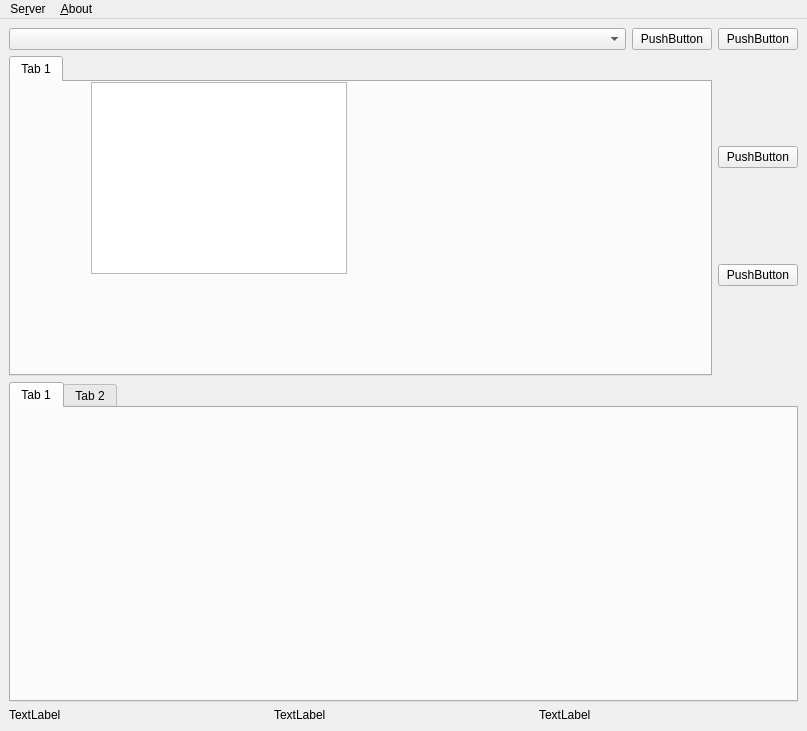
Qt form aqua-qt/qt-server/src/ui/ServerMainWindow.ui (aquawius/aqua) before a commit.
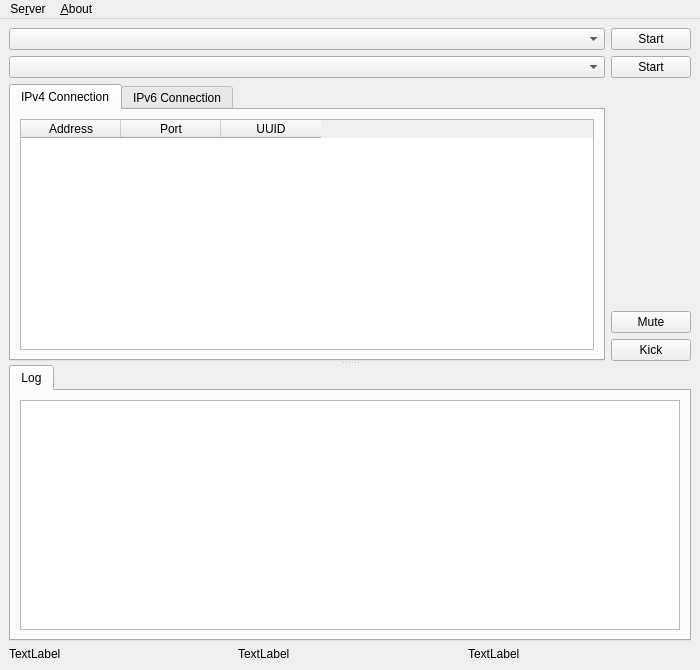
The same form after that commit.

Commit message: aqua_qt_server: layout complete.

The edit to the form file:
```diff
--- a/aqua-qt/qt-server/src/ui/ServerMainWindow.ui
+++ b/aqua-qt/qt-server/src/ui/ServerMainWindow.ui
@@ -6,41 +6,57 @@
    <rect>
     <x>0</x>
     <y>0</y>
-    <width>807</width>
-    <height>731</height>
+    <width>700</width>
+    <height>670</height>
    </rect>
   </property>
   <property name="windowTitle">
    <string>ServerMainWindow</string>
   </property>
+  <property name="autoFillBackground">
+   <bool>false</bool>
+  </property>
+  <property name="tabShape">
+   <enum>QTabWidget::TabShape::Rounded</enum>
+  </property>
+  <property name="dockNestingEnabled">
+   <bool>true</bool>
+  </property>
+  <property name="unifiedTitleAndToolBarOnMac">
+   <bool>false</bool>
+  </property>
   <widget class="QWidget" name="centralwidget">
-   <layout class="QVBoxLayout" name="verticalLayout_2">
+   <layout class="QVBoxLayout" name="verticalLayout">
     <item>
-     <layout class="QGridLayout" name="gridLayout" columnstretch="1,0,0">
+     <layout class="QGridLayout" name="gridLayout" columnstretch="1,0">
+      <item row="1" column="1">
+       <widget class="QPushButton" name="pushButton_IPv6ToggleStart">
+        <property name="text">
+         <string>Start</string>
+        </property>
+       </widget>
+      </item>
+      <item row="1" column="0">
+       <widget class="QComboBox" name="comboBox_IPv6AddrSelector"/>
+      </item>
       <item row="0" column="0">
        <widget class="QComboBox" name="comboBox"/>
       </item>
       <item row="0" column="1">
        <widget class="QPushButton" name="pushButton_3">
         <property name="text">
-         <string>PushButton</string>
-        </property>
-       </widget>
-      </item>
-      <item row="0" column="2">
-       <widget class="QPushButton" name="pushButton_4">
-        <property name="text">
-         <string>PushButton</string>
+         <string>Start</string>
         </property>
        </widget>
       </item>
      </layout>
     </item>
     <item>
-     <layout class="QVBoxLayout" name="verticalLayout_3">
-      <item>
-       <layout class="QVBoxLayout" name="verticalLayout">
-        <item>
+     <widget class="QSplitter" name="splitter">
+      <property name="orientation">
+       <enum>Qt::Orientation::Vertical</enum>
+      </property>
+      <widget class="QWidget" name="layoutWidget">
          <layout class="QHBoxLayout" name="horizontalLayout_4">
           <item>
            <widget class="QTabWidget" name="tabWidget">
@@ -50,67 +66,131 @@
             <property name="currentIndex">
              <number>0</number>
             </property>
-            <widget class="QWidget" name="tab_7">
+          <widget class="QWidget" name="tabIPv4Connection">
+           <property name="sizePolicy">
+            <sizepolicy hsizetype="Preferred" vsizetype="Preferred">
+             <horstretch>0</horstretch>
+             <verstretch>0</verstretch>
+            </sizepolicy>
+           </property>
              <property name="focusPolicy">
               <enum>Qt::FocusPolicy::NoFocus</enum>
              </property>
              <attribute name="title">
-              <string>Tab 1</string>
-             </attribute>
-             <widget class="QListView" name="listView">
-              <property name="geometry">
-               <rect>
-                <x>80</x>
-                <y>0</y>
-                <width>256</width>
-                <height>192</height>
-               </rect>
-              </property>
+            <string>IPv4 Connection</string>
+           </attribute>
+           <layout class="QHBoxLayout" name="horizontalLayout_3">
+            <item>
+             <widget class="QTableWidget" name="tableIPv4">
+              <column>
+               <property name="text">
+                <string>Address</string>
+               </property>
+              </column>
+              <column>
+               <property name="text">
+                <string>Port</string>
+               </property>
+              </column>
+              <column>
+               <property name="text">
+                <string>UUID</string>
+               </property>
+              </column>
              </widget>
+            </item>
+           </layout>
+          </widget>
+          <widget class="QWidget" name="tabIPv6Conntection">
+           <attribute name="title">
+            <string>IPv6 Connection</string>
+           </attribute>
+           <layout class="QHBoxLayout" name="horizontalLayout_5">
+            <item>
+             <widget class="QTableWidget" name="tableIPv6">
+              <column>
+               <property name="text">
+                <string>Address</string>
+               </property>
+              </column>
+              <column>
+               <property name="text">
+                <string>Port</string>
+               </property>
+              </column>
+              <column>
+               <property name="text">
+                <string>UUID</string>
+               </property>
+              </column>
+             </widget>
+            </item>
+           </layout>
             </widget>
            </widget>
           </item>
           <item>
            <layout class="QVBoxLayout" name="verticalLayout_5">
+          <item>
+           <spacer name="verticalSpacer">
+            <property name="orientation">
+             <enum>Qt::Orientation::Vertical</enum>
+            </property>
+            <property name="sizeHint" stdset="0">
+             <size>
+              <width>20</width>
+              <height>40</height>
+             </size>
+            </property>
+           </spacer>
+          </item>
             <item>
              <widget class="QPushButton" name="pushButton">
               <property name="text">
-               <string>PushButton</string>
+             <string>Mute</string>
               </property>
              </widget>
             </item>
             <item>
              <widget class="QPushButton" name="pushButton_2">
               <property name="text">
-               <string>PushButton</string>
+             <string>Kick</string>
               </property>
              </widget>
             </item>
            </layout>
           </item>
          </layout>
-        </item>
-       </layout>
-      </item>
-      <item>
+      </widget>
+      <widget class="QWidget" name="layoutWidget">
        <layout class="QVBoxLayout" name="verticalLayout_4">
         <item>
          <widget class="QTabWidget" name="tabWidget_2">
-          <widget class="QWidget" name="tab">
+          <property name="currentIndex">
+           <number>0</number>
+          </property>
+          <widget class="QWidget" name="tabLogger">
            <attribute name="title">
-            <string>Tab 1</string>
+            <string>Log</string>
            </attribute>
-          </widget>
-          <widget class="QWidget" name="tab_2">
-           <attribute name="title">
-            <string>Tab 2</string>
-           </attribute>
+           <layout class="QHBoxLayout" name="horizontalLayout">
+            <item>
+             <widget class="QTextBrowser" name="textBrowser">
+              <property name="sizePolicy">
+               <sizepolicy hsizetype="Expanding" vsizetype="Expanding">
+                <horstretch>0</horstretch>
+                <verstretch>0</verstretch>
+               </sizepolicy>
+              </property>
+             </widget>
+            </item>
+           </layout>
           </widget>
          </widget>
         </item>
        </layout>
-      </item>
-     </layout>
+      </widget>
+     </widget>
     </item>
     <item>
      <layout class="QHBoxLayout" name="horizontalLayout_2">
@@ -144,7 +224,7 @@
     <rect>
      <x>0</x>
      <y>0</y>
-     <width>807</width>
+     <width>700</width>
      <height>30</height>
     </rect>
    </property>
```
Left out of the diff: 25 changed lines with no effect on the pictures. Lines whose indentation alone changed are shown as unchanged.
